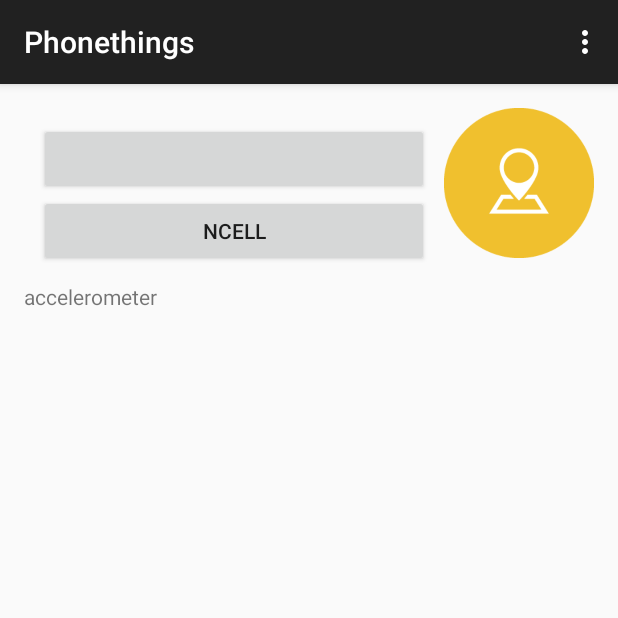
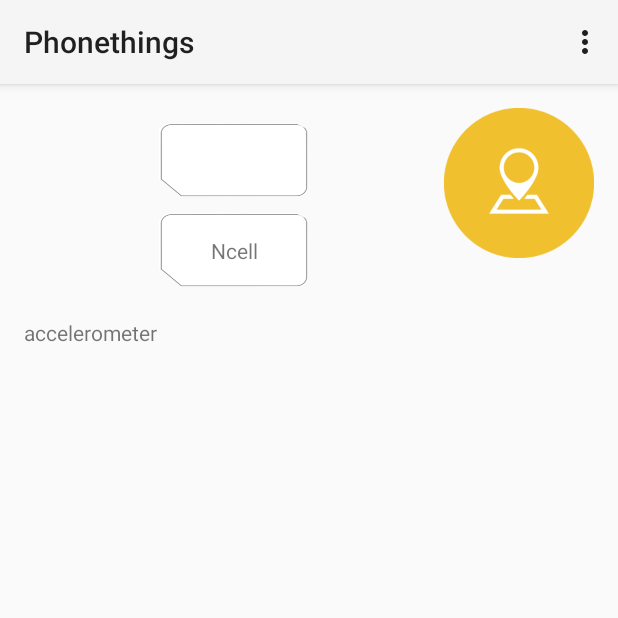
Before and after one commit to emp3ror/phonethings, an Android app: the screen it shows after launch (MainActivity), on a phone screen of 412 x 824 dp, the top half of it. Run offline under Robolectric (Android 15) with nearby library versions, the phone set to English and light mode, and no system bars; 7 statements that could not run were skipped.

Commit message:
sim btns modified

```diff
--- a/app/build.gradle
+++ b/app/build.gradle
@@ -8,8 +8,8 @@ android {
         applicationId "phone.mjt.phonethings"
         minSdkVersion 10
         targetSdkVersion 20
-        versionCode 1
-        versionName "1.0"
+        versionCode 2
+        versionName "1.1"
     }
     buildTypes {
         release {
--- a/app/src/main/AndroidManifest.xml
+++ b/app/src/main/AndroidManifest.xml
@@ -1,6 +1,6 @@
 <?xml version="1.0" encoding="utf-8"?>
 <manifest xmlns:android="http://schemas.android.com/apk/res/android"
-    package="phone.mjt.phonethings" >
+    package="phone.mjt.phonethings">
 
     <uses-permission android:name="android.permission.READ_PHONE_STATE"/>
     <uses-permission android:name="android.permission.CALL_PHONE"/>
@@ -11,7 +11,7 @@
         android:allowBackup="true"
         android:icon="@drawable/logo"
         android:label="@string/app_name"
-        android:theme="@style/AppTheme" >
+        android:theme="@style/Theme.AppCompat.Light" >
         <activity
             android:name="phone.mjt.phonethings.MainActivity"
             android:label="@string/app_name" >
--- a/app/src/main/java/phone/mjt/phonethings/MainActivity.java
+++ b/app/src/main/java/phone/mjt/phonethings/MainActivity.java
@@ -30,8 +30,8 @@ import android.widget.Toast;
 
 public class MainActivity extends ActionBarActivity implements SensorEventListener {
 
-    private Button btnSim1;
-    private Button btnSim2;
+    private TextView btnSim1;
+    private TextView btnSim2;
     private TextView textSim2;
     private ImageView btnLocation;
     private TelephonyManager tMgr;
@@ -51,8 +51,8 @@ public class MainActivity extends ActionBarActivity implements SensorEventListen
 
         context = getApplicationContext();
 
-        btnSim1 = (Button) findViewById(R.id.btn_sim1);
-        btnSim2 = (Button) findViewById(R.id.btn_sim2);
+        btnSim1 = (TextView) findViewById(R.id.btn_sim1);
+        btnSim2 = (TextView) findViewById(R.id.btn_sim2);
         textSim2 = (TextView) findViewById(R.id.text_sim2);
         btnLocation = (ImageView) findViewById(R.id.location);
 
--- a/app/src/main/res/layout/activity_main.xml
+++ b/app/src/main/res/layout/activity_main.xml
@@ -15,17 +15,24 @@
             android:layout_width="0dp"
             android:layout_height="wrap_content"
             android:orientation="vertical"
-            android:padding="10dp">
-            <Button
+            android:padding="10dp"
+            android:gravity="center">
+            <TextView
                 android:id="@+id/btn_sim1"
-                android:layout_width="match_parent"
-                android:layout_height="wrap_content"
-                android:text="Sim 1"/>
-            <Button
+                android:layout_width="100dp"
+                android:layout_height="50dp"
+                android:text="Sim 1"
+                android:background="@drawable/simbackground"
+                android:gravity="center"
+                android:layout_marginBottom="10dp"/>
+            <TextView
                 android:id="@+id/btn_sim2"
-                android:layout_width="match_parent"
-                android:layout_height="wrap_content"
-                android:text="NTC (mine)"/>
+                android:layout_width="100dp"
+                android:layout_height="50dp"
+                android:background="@drawable/simbackground"
+                android:layout_marginBottom="10dp"
+                android:text="sim 2"
+                android:gravity="center"/>
         </LinearLayout>
         <ImageView
             android:id="@+id/location"
```
Also changed, not shown: app/src/main/res/drawable-mdpi/simbackground.png (added), 3 other files.
